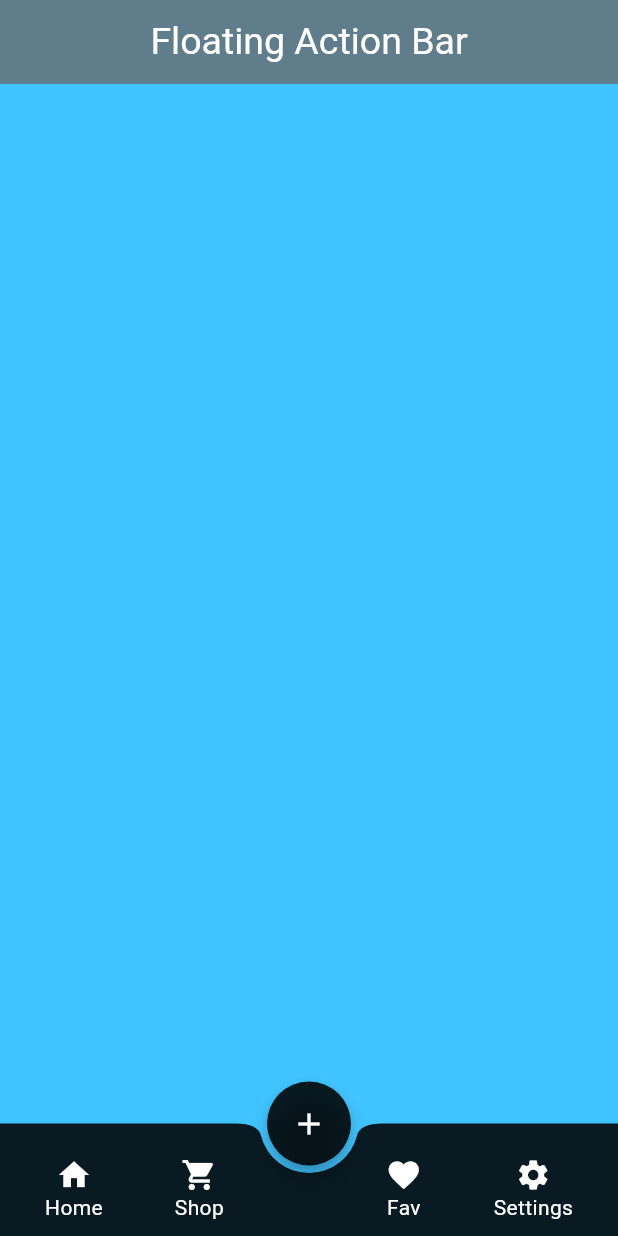
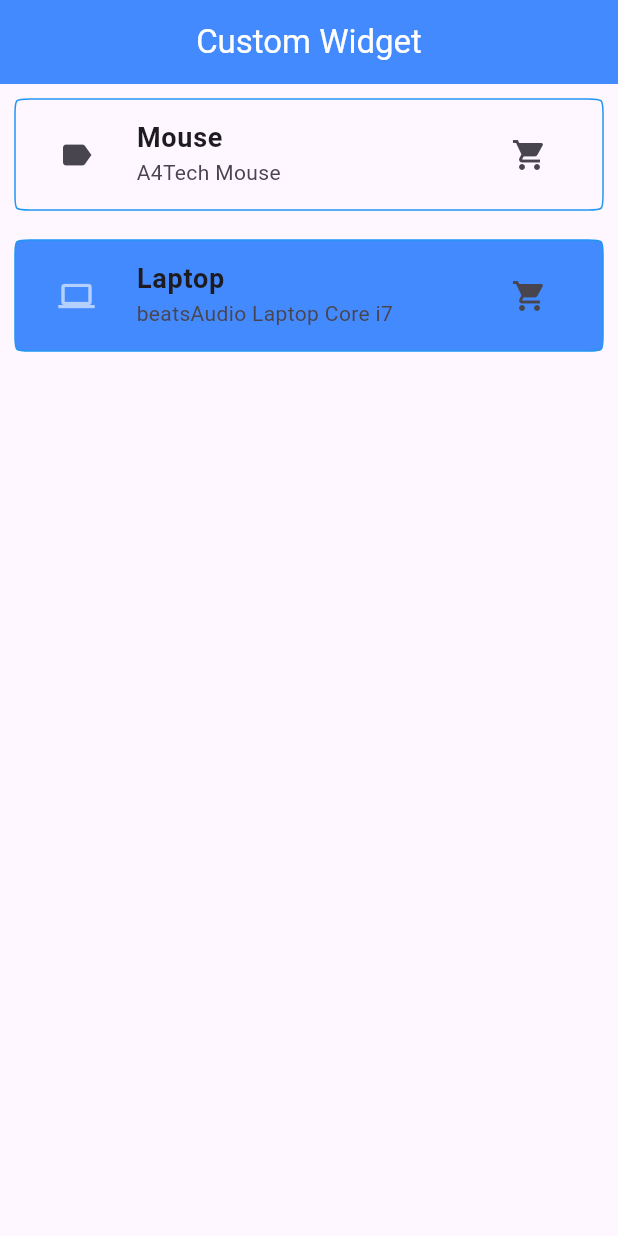
Before and after one commit to larryQuao/flutter_tuts, a Flutter app: the screen it shows after launch, on a phone screen of 412 x 824 dp. Run offline on Flutter 3.47's test engine with Material 3 defaults, Android fonts, the light colour scheme and no system bars; our stand-ins replace font_awesome_flutter.

Commit message:
Custom Widgets

```diff
--- a/lib/main.dart
+++ b/lib/main.dart
@@ -6,7 +6,9 @@
 // import 'screens/home4_1.dart';
 // import 'screens/home4_2.dart';
 // import 'screens/home5.dart';
-import 'screens/home6.dart';
+// import 'screens/home6.dart';
+// import 'screens/home7.dart';
+import 'screens/home8.dart';
 
 import 'package:flutter/material.dart';
 
--- /dev/null
+++ b/lib/screens/home8.dart
@@ -0,0 +1,36 @@
+// Custom Widgets
+
+import 'package:first/widgets/listView.dart';
+import 'package:flutter/material.dart';
+
+class Home extends StatelessWidget {
+  const Home({super.key});
+
+  final title = "Custom Widget";
+
+  @override
+  Widget build(BuildContext context) {
+    return Scaffold(
+      appBar: AppBar(
+        backgroundColor: Colors.blueAccent,
+        title: Text(
+          title,
+          style: const TextStyle(color: Colors.white),
+        ),
+        centerTitle: true,
+      ),
+      body: ListView(
+        children: [
+          ListTileWidget(title: 'Mouse', subTitle: 'A4Tech Mouse'),
+          ListTileWidget(
+            title: 'Laptop',
+            subTitle: 'beatsAudio Laptop Core i7',
+            listTileColor: Colors.blueAccent,
+            leadingIcon: Icons.laptop,
+            iconColor: Colors.white60,
+          ),
+        ],
+      ),
+    );
+  }
+}
--- /dev/null
+++ b/lib/widgets/listview.dart
@@ -0,0 +1,48 @@
+// Custom Widget Tuts
+
+import 'package:flutter/material.dart';
+
+class ListTileWidget extends StatelessWidget {
+  String title, subTitle;
+  IconData leadingIcon, trailingIcon;
+  Color? listTileColor, iconColor;
+
+  ListTileWidget({
+    required this.title,
+    required this.subTitle,
+    this.iconColor,
+    this.leadingIcon = Icons.label,
+    this.listTileColor,
+    this.trailingIcon = Icons.shopping_cart,
+  });
+
+  @override
+  Widget build(BuildContext context) {
+    return Padding(
+      padding: const EdgeInsets.all(10.0),
+      child: ListTile(
+        tileColor: listTileColor,
+        shape: ContinuousRectangleBorder(
+          borderRadius: BorderRadius.circular(10),
+          side: const BorderSide(
+            width: 1,
+            color: Colors.blue,
+          ),
+        ),
+        title: Text(
+          title,
+          style: const TextStyle(fontSize: 18, fontWeight: FontWeight.bold),
+        ),
+        subtitle: Text(subTitle),
+        leading: IconButton(
+          icon: Icon(leadingIcon, color: iconColor),
+          onPressed: () {},
+        ),
+        trailing: IconButton(
+          icon: Icon(trailingIcon),
+          onPressed: () {},
+        ),
+      ),
+    );
+  }
+}
--- a/pubspec.yaml
+++ b/pubspec.yaml
@@ -60,7 +60,7 @@ flutter:
 
   # To add assets to your application, add an assets section, like this:
   assets:
-     - images/
+     - images/*
   #   - images/a_dot_ham.jpeg
 
   # An image asset can refer to one or more resolution-specific "variants", see
```
Also changed, not shown: lib/screens/home5.dart (+22 -14 lines), lib/screens/home7.dart (added, +111 -0 lines), images/coffee_in_dark_bg.jpg (added).
